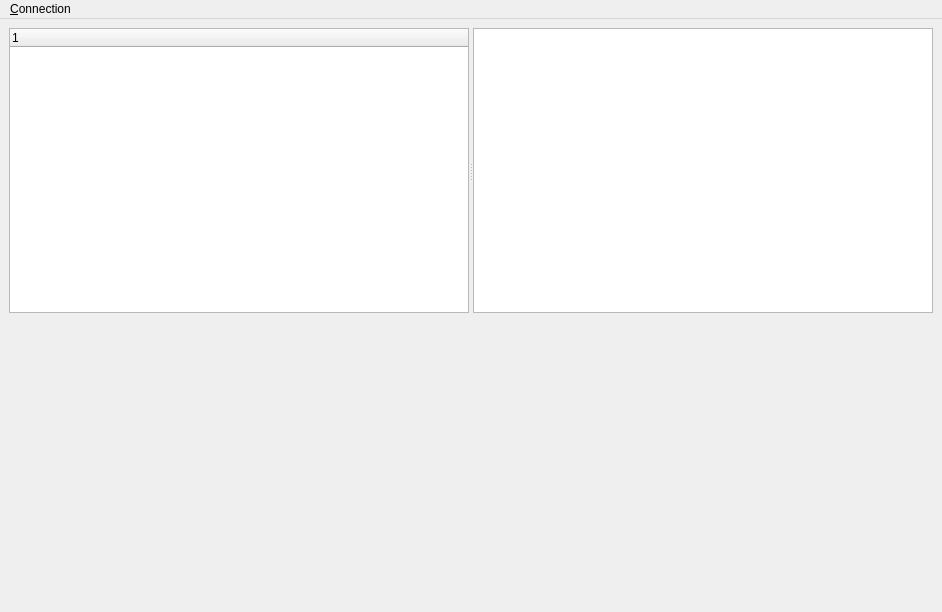
nilscc/irc2me, file desktop/mainwindow.ui: the form before one commit.
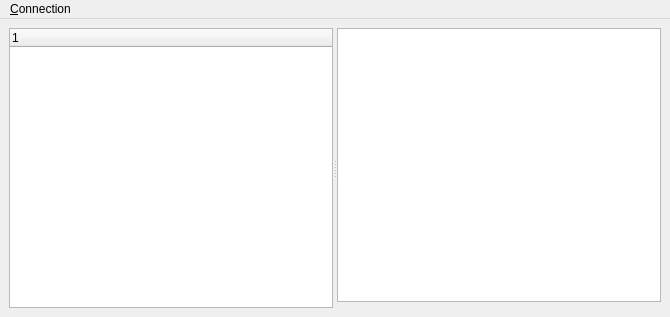
The form after the commit. Custom widgets are drawn as their Qt base class.

Patch:
```diff
--- a/desktop/mainwindow.ui
+++ b/desktop/mainwindow.ui
@@ -6,8 +6,8 @@
    <rect>
     <x>0</x>
     <y>0</y>
-    <width>942</width>
-    <height>612</height>
+    <width>670</width>
+    <height>317</height>
    </rect>
   </property>
   <property name="windowTitle">
@@ -36,16 +36,16 @@
         </property>
        </column>
       </widget>
-      <widget class="ChatView" name="chatView"/>
-     </widget>
-    </item>
-    <item row="1" column="0">
-     <widget class="InputPrompt" name="widget" native="true">
-      <zorder>splitter</zorder>
-      <zorder>splitter</zorder>
-      <zorder>splitter</zorder>
-      <zorder>splitter</zorder>
-      <zorder>splitter</zorder>
+      <widget class="QWidget" name="verticalLayoutWidget">
+       <layout class="QVBoxLayout" name="verticalLayout">
+        <item>
+         <widget class="ChatView" name="chatView"/>
+        </item>
+        <item>
+         <widget class="InputPrompt" name="widget" native="true"/>
+        </item>
+       </layout>
+      </widget>
      </widget>
     </item>
    </layout>
@@ -55,7 +55,7 @@
     <rect>
      <x>0</x>
      <y>0</y>
-     <width>942</width>
+     <width>670</width>
      <height>21</height>
     </rect>
    </property>
```
